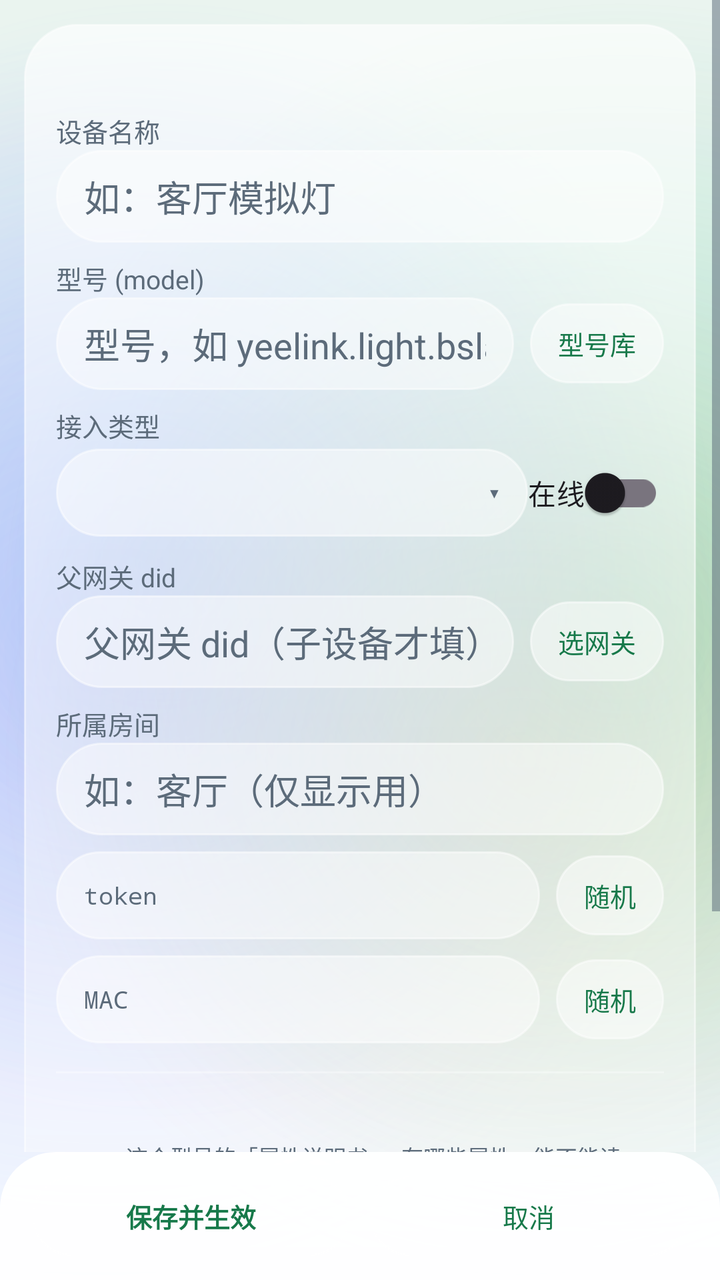
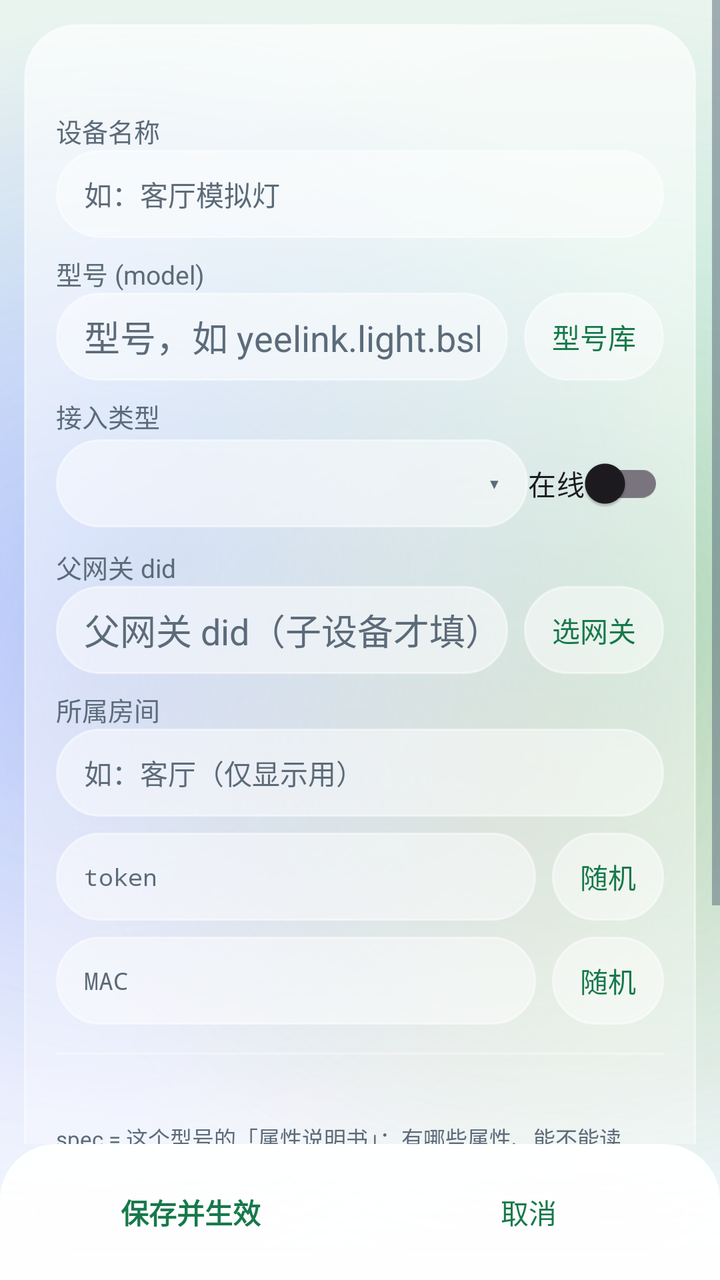

Two renders of the same Android screen: before a commit and after it. Below are the layout's source before the change and the commit's diff.
<!-- AndroidManifest.xml: application theme Theme.MijiaSim -->
<!-- res/layout/activity_device_edit.xml -->
<?xml version="1.0" encoding="utf-8"?>
<LinearLayout xmlns:android="http://schemas.android.com/apk/res/android"
    android:layout_width="match_parent"
    android:layout_height="match_parent"
    android:orientation="vertical">

    <ScrollView
        android:layout_width="match_parent"
        android:layout_height="0dp"
        android:layout_weight="1"
        android:fillViewport="true">

        <LinearLayout
            android:layout_width="match_parent"
            android:layout_height="wrap_content"
            android:layout_margin="12dp"
            android:background="@drawable/bg_glass_card_faint"
            android:orientation="vertical"
            android:padding="16dp">

            <TextView
                android:id="@+id/edit_did"
                android:layout_width="match_parent"
                android:layout_height="wrap_content"
                android:fontFamily="monospace"
                android:textColor="@color/ink_muted"
                android:textSize="13sp" />

            <TextView
                android:layout_width="match_parent"
                android:layout_height="wrap_content"
                android:paddingTop="10dp"
                android:text="@string/label_name"
                android:textColor="@color/ink_muted"
                android:textSize="13sp" />

            <EditText
                android:id="@+id/input_name"
                android:layout_width="match_parent"
                android:layout_height="wrap_content"
                android:background="@drawable/bg_glass_pill_input"
                android:hint="@string/hint_name"
                android:inputType="text"
                android:maxLines="1"
                android:minHeight="44dp"
                android:paddingLeft="14dp"
                android:paddingTop="10dp"
                android:paddingRight="14dp"
                android:paddingBottom="10dp"
                android:textColor="@color/ink"
                android:textColorHint="@color/ink_muted" />

            <TextView
                android:layout_width="match_parent"
                android:layout_height="wrap_content"
                android:paddingTop="8dp"
                android:text="@string/label_model"
                android:textColor="@color/ink_muted"
                android:textSize="13sp" />

            <LinearLayout
                android:layout_width="match_parent"
                android:layout_height="wrap_content"
                android:gravity="center_vertical"
                android:orientation="horizontal">

                <EditText
                    android:id="@+id/input_model"
                    android:layout_width="0dp"
                    android:layout_height="wrap_content"
                    android:layout_weight="1"
                    android:background="@drawable/bg_glass_pill_input"
                    android:hint="@string/hint_model"
                    android:inputType="text"
                    android:maxLines="1"
                    android:minHeight="44dp"
                    android:paddingLeft="14dp"
                    android:paddingTop="10dp"
                    android:paddingRight="14dp"
                    android:paddingBottom="10dp"
                    android:textColor="@color/ink"
                    android:textColorHint="@color/ink_muted" />

                <Button
                    android:id="@+id/btn_pick_model"
                    style="@style/Widget.MijiaSim.Button.Pill"
                    android:layout_width="wrap_content"
                    android:layout_height="wrap_content"
                    android:layout_marginStart="8dp"
                    android:text="@string/action_pick_model" />
            </LinearLayout>

            <TextView
                android:layout_width="match_parent"
                android:layout_height="wrap_content"
                android:paddingTop="8dp"
                android:text="@string/label_type"
                android:textColor="@color/ink_muted"
                android:textSize="13sp" />

            <LinearLayout
                android:layout_width="match_parent"
                android:layout_height="wrap_content"
                android:gravity="center_vertical"
                android:orientation="horizontal">

                
                <FrameLayout
                    android:layout_width="0dp"
                    android:layout_height="44dp"
                    android:layout_weight="1"
                    android:background="@drawable/bg_glass_pill_input">

                    <Spinner
                        android:id="@+id/spinner_type"
                        android:layout_width="match_parent"
                        android:layout_height="44dp"
                        android:background="@null"
                        android:paddingStart="16dp"
                        android:paddingEnd="34dp" />

                    <TextView
                        android:layout_width="34dp"
                        android:layout_height="44dp"
                        android:layout_gravity="end"
                        android:gravity="center"
                        android:text="@string/status_arrow_open"
                        android:textColor="@color/ink_muted"
                        android:textSize="14sp" />
                </FrameLayout>

                <androidx.appcompat.widget.SwitchCompat
                    android:id="@+id/switch_online"
                    android:layout_width="wrap_content"
                    android:layout_height="wrap_content"
                    android:text="@string/label_online" />
            </LinearLayout>

            <TextView
                android:id="@+id/label_parent_row"
                android:layout_width="match_parent"
                android:layout_height="wrap_content"
                android:paddingTop="8dp"
                android:text="@string/label_parent_gateway"
                android:textColor="@color/ink_muted"
                android:textSize="13sp" />

            <LinearLayout
                android:id="@+id/parent_row"
                android:layout_width="match_parent"
                android:layout_height="wrap_content"
                android:gravity="center_vertical"
                android:orientation="horizontal">

                <EditText
                    android:id="@+id/input_parent_did"
                    android:layout_width="0dp"
                    android:layout_height="wrap_content"
                    android:layout_weight="1"
                    android:background="@drawable/bg_glass_pill_input"
                    android:hint="@string/hint_parent_did"
                    android:inputType="number"
                    android:maxLines="1"
                    android:minHeight="44dp"
                    android:paddingLeft="14dp"
                    android:paddingTop="10dp"
                    android:paddingRight="14dp"
                    android:paddingBottom="10dp"
                    android:textColor="@color/ink"
                    android:textColorHint="@color/ink_muted" />

                <Button
                    android:id="@+id/btn_pick_parent"
                    style="@style/Widget.MijiaSim.Button.Pill"
                    android:layout_width="wrap_content"
                    android:layout_height="wrap_content"
                    android:layout_marginStart="8dp"
                    android:text="@string/action_pick_gateway" />
            </LinearLayout>

            <TextView
                android:layout_width="match_parent"
                android:layout_height="wrap_content"
                android:paddingTop="8dp"
                android:text="@string/label_room"
                android:textColor="@color/ink_muted"
                android:textSize="13sp" />

            <EditText
                android:id="@+id/input_room"
                android:layout_width="match_parent"
                android:layout_height="wrap_content"
                android:background="@drawable/bg_glass_pill_input"
                android:hint="@string/hint_room"
                android:inputType="text"
                android:maxLines="1"
                android:minHeight="44dp"
                android:paddingLeft="14dp"
                android:paddingTop="10dp"
                android:paddingRight="14dp"
                android:paddingBottom="10dp"
                android:textColor="@color/ink"
                android:textColorHint="@color/ink_muted" />

            <LinearLayout
                android:layout_width="match_parent"
                android:layout_height="wrap_content"
                android:gravity="center_vertical"
                android:orientation="horizontal"
                android:paddingTop="8dp">

                <EditText
                    android:id="@+id/input_token"
                    android:layout_width="0dp"
                    android:layout_height="wrap_content"
                    android:layout_weight="1"
                    android:background="@drawable/bg_glass_pill_input"
                    android:fontFamily="monospace"
                    android:hint="@string/label_token"
                    android:inputType="textCapCharacters"
                    android:maxLines="1"
                    android:minHeight="44dp"
                    android:paddingLeft="14dp"
                    android:paddingTop="10dp"
                    android:paddingRight="14dp"
                    android:paddingBottom="10dp"
                    android:textColor="@color/ink"
                    android:textColorHint="@color/ink_muted"
                    android:textSize="12sp" />

                <Button
                    android:id="@+id/btn_token"
                    style="@style/Widget.MijiaSim.Button.Pill"
                    android:layout_width="wrap_content"
                    android:layout_height="wrap_content"
                    android:layout_marginStart="8dp"
                    android:text="@string/action_random" />
            </LinearLayout>

            <LinearLayout
                android:layout_width="match_parent"
                android:layout_height="wrap_content"
                android:gravity="center_vertical"
                android:orientation="horizontal"
                android:paddingTop="8dp">

                <EditText
                    android:id="@+id/input_mac"
                    android:layout_width="0dp"
                    android:layout_height="wrap_content"
                    android:layout_weight="1"
                    android:background="@drawable/bg_glass_pill_input"
                    android:fontFamily="monospace"
                    android:hint="@string/label_mac"
                    android:inputType="textCapCharacters"
                    android:maxLines="1"
                    android:minHeight="44dp"
                    android:paddingLeft="14dp"
                    android:paddingTop="10dp"
                    android:paddingRight="14dp"
                    android:paddingBottom="10dp"
                    android:textColor="@color/ink"
                    android:textColorHint="@color/ink_muted"
                    android:textSize="12sp" />

                <Button
                    android:id="@+id/btn_mac"
                    style="@style/Widget.MijiaSim.Button.Pill"
                    android:layout_width="wrap_content"
                    android:layout_height="wrap_content"
                    android:layout_marginStart="8dp"
                    android:text="@string/action_random" />
            </LinearLayout>

            <View
                android:layout_width="match_parent"
                android:layout_height="1dp"
                android:layout_marginTop="14dp"
                android:layout_marginBottom="14dp"
                android:background="@color/glass_stroke_soft" />

            <TextView
                android:id="@+id/spec_summary"
                android:layout_width="match_parent"
                android:layout_height="wrap_content"
                android:textColor="@color/ink"
                android:textSize="13sp" />

            
            <TextView
                android:layout_width="match_parent"
                android:layout_height="wrap_content"
                android:paddingTop="2dp"
                android:text="@string/hint_spec_what"
                android:textColor="@color/ink_muted"
                android:textSize="11sp" />

            <LinearLayout
                android:layout_width="match_parent"
                android:layout_height="wrap_content"
                android:layout_marginTop="4dp"
                android:gravity="center_vertical"
                android:orientation="horizontal">

                <Button
                    android:id="@+id/btn_fetch_spec"
                    style="@style/Widget.MijiaSim.Button.Pill"
                    android:layout_width="wrap_content"
                    android:layout_height="wrap_content"
                    android:text="@string/action_fetch_spec_online" />

                <Button
                    android:id="@+id/btn_reset_state"
                    style="@style/Widget.MijiaSim.Button.Pill"
                    android:layout_width="wrap_content"
                    android:layout_height="wrap_content"
                    android:layout_marginStart="8dp"
                    android:text="@string/action_reset_state" />
            </LinearLayout>

            <TextView
                android:layout_width="match_parent"
                android:layout_height="wrap_content"
                android:paddingTop="12dp"
                android:text="@string/label_props"
                android:textColor="@color/ink"
                android:textSize="15sp"
                android:textStyle="bold" />

            <LinearLayout
                android:id="@+id/prop_container"
                android:layout_width="match_parent"
                android:layout_height="wrap_content"
                android:orientation="vertical" />

        </LinearLayout>
    </ScrollView>

    
    <LinearLayout
        android:id="@+id/bottom_action_bar"
        android:layout_width="match_parent"
        android:layout_height="wrap_content"
        android:background="@drawable/bg_glass_bar_bottom"
        android:elevation="10dp"
        android:gravity="center_vertical"
        android:orientation="horizontal"
        android:paddingStart="16dp"
        android:paddingTop="12dp"
        android:paddingEnd="16dp"
        android:paddingBottom="12dp">

        <Button
            android:id="@+id/btn_save"
            style="@style/Widget.MijiaSim.Button.Primary"
            android:layout_width="0dp"
            android:layout_height="wrap_content"
            android:layout_weight="1"
            android:text="@string/action_save" />

        <Button
            android:id="@+id/btn_cancel"
            style="@style/Widget.MijiaSim.Button.Pill"
            android:layout_width="0dp"
            android:layout_height="wrap_content"
            android:layout_marginStart="10dp"
            android:layout_weight="1"
            android:text="@string/action_cancel" />
    </LinearLayout>
</LinearLayout>
<!-- resources referenced by this layout -->
<resources>
  <color name="glass_stroke_soft">#4DFFFFFF</color>
  <color name="ink">#FF1B1F24</color>
  <color name="ink_muted">#FF5C6B7A</color>
  <string name="action_cancel">取消</string>
  <string name="action_fetch_spec_online">在线取 spec</string>
  <string name="action_pick_gateway">选网关</string>
  <string name="action_pick_model">型号库</string>
  <string name="action_random">随机</string>
  <string name="action_reset_state">重置实时状态</string>
  <string name="action_save">保存并生效</string>
  <string name="hint_model">型号，如 yeelink.light.bslamp2</string>
  <string name="hint_name">如：客厅模拟灯</string>
  <string name="hint_parent_did">父网关 did（子设备才填）</string>
  <string name="hint_room">如：客厅（仅显示用）</string>
  <string name="hint_spec_what">spec = 这个型号的「属性说明书」：有哪些属性、能不能读写、取值范围、每个枚举值什么意思。
          面板和下面的属性初值都照它来；属性名显示成「中文(英文)」，官方没给中文的才只留英文。</string>
  <string name="label_mac">MAC</string>
  <string name="label_model">型号 (model)</string>
  <string name="label_name">设备名称</string>
  <string name="label_online">在线</string>
  <string name="label_parent_gateway">父网关 did</string>
  <string name="label_props">属性初值</string>
  <string name="label_room">所属房间</string>
  <string name="label_token">token</string>
  <string name="label_type">接入类型</string>
  <string name="status_arrow_open">▾</string>
  <style name="Widget.MijiaSim.Button.Primary" parent="Widget.MijiaSim.Button.Pill">
          <item name="android:textStyle">bold</item>
      </style>
  <color name="bar_top">#F2FFFFFF</color>
  <color name="bar_bottom">#D9FFFFFF</color>
  <color name="glass_stroke">#80FFFFFF</color>
  <color name="glass_card_faint_bottom">#3DFFFFFF</color>
  <color name="glass_card_faint_top">#A6FFFFFF</color>
  <color name="pill_fill">#80FFFFFF</color>
  <color name="accent">#FF2bb673</color>
  <color name="pill_disabled">#40FFFFFF</color>
  <color name="accent_deep">#FF17794A</color>
  <color name="liquid_sky">#FFF3F8FF</color>
  <color name="pill_pressed">#B3FFFFFF</color>
  <color name="liquid_mist">#FFEAF4EF</color>
  <color name="blob_mint">#552BB673</color>
  <color name="blob_blue">#4D4C9AFF</color>
  <color name="blob_violet">#3D8E7CFF</color>
  <color name="blob_amber">#2EF2A33C</color>
  <style name="TextAppearance.MijiaSim.ActionBar.Subtitle" parent="TextAppearance.AppCompat.Widget.ActionBar.Subtitle">
          <item name="android:textColor">@color/ink_muted</item>
      </style>
  <color name="dialog_fill">#F7FFFFFF</color>
  <color name="popup_bottom">#FFF6FAFF</color>
  <color name="popup_top">#FFFFFFFF</color>
  <color name="glass_divider">#14000000</color>
  <!-- unchanged entries left out for length: 16 -->
</resources>

<!-- the commit's change to res/layout/activity_device_edit.xml (unified diff, before → after) -->
@@ -37,18 +37,17 @@
             <EditText
                 android:id="@+id/input_name"
                 android:layout_width="match_parent"
-                android:layout_height="wrap_content"
+                android:layout_height="44dp"
                 android:background="@drawable/bg_glass_pill_input"
+                android:gravity="center_vertical"
                 android:hint="@string/hint_name"
                 android:inputType="text"
                 android:maxLines="1"
-                android:minHeight="44dp"
                 android:paddingLeft="14dp"
-                android:paddingTop="10dp"
                 android:paddingRight="14dp"
-                android:paddingBottom="10dp"
                 android:textColor="@color/ink"
-                android:textColorHint="@color/ink_muted" />
+                android:textColorHint="@color/ink_muted"
+                android:textSize="14sp" />
 
             <TextView
                 android:layout_width="match_parent"
@@ -67,17 +66,16 @@
                 <EditText
                     android:id="@+id/input_model"
                     android:layout_width="0dp"
-                    android:layout_height="wrap_content"
+                    android:layout_height="44dp"
                     android:layout_weight="1"
                     android:background="@drawable/bg_glass_pill_input"
+                    android:gravity="center_vertical"
                     android:hint="@string/hint_model"
                     android:inputType="text"
                     android:maxLines="1"
                     android:minHeight="44dp"
                     android:paddingLeft="14dp"
-                    android:paddingTop="10dp"
                     android:paddingRight="14dp"
-                    android:paddingBottom="10dp"
                     android:textColor="@color/ink"
                     android:textColorHint="@color/ink_muted" />
 
@@ -85,7 +83,8 @@
                     android:id="@+id/btn_pick_model"
                     style="@style/Widget.MijiaSim.Button.Pill"
                     android:layout_width="wrap_content"
-                    android:layout_height="wrap_content"
+                    android:layout_height="44dp"
+                    android:textSize="14sp"
                     android:layout_marginStart="8dp"
                     android:text="@string/action_pick_model" />
             </LinearLayout>
@@ -155,17 +154,16 @@
                 <EditText
                     android:id="@+id/input_parent_did"
                     android:layout_width="0dp"
-                    android:layout_height="wrap_content"
+                    android:layout_height="44dp"
                     android:layout_weight="1"
                     android:background="@drawable/bg_glass_pill_input"
+                    android:gravity="center_vertical"
                     android:hint="@string/hint_parent_did"
                     android:inputType="number"
                     android:maxLines="1"
                     android:minHeight="44dp"
                     android:paddingLeft="14dp"
-                    android:paddingTop="10dp"
                     android:paddingRight="14dp"
-                    android:paddingBottom="10dp"
                     android:textColor="@color/ink"
                     android:textColorHint="@color/ink_muted" />
 
@@ -173,7 +171,8 @@
                     android:id="@+id/btn_pick_parent"
                     style="@style/Widget.MijiaSim.Button.Pill"
                     android:layout_width="wrap_content"
-                    android:layout_height="wrap_content"
+                    android:layout_height="44dp"
+                    android:textSize="14sp"
                     android:layout_marginStart="8dp"
                     android:text="@string/action_pick_gateway" />
             </LinearLayout>
@@ -189,18 +188,17 @@
             <EditText
                 android:id="@+id/input_room"
                 android:layout_width="match_parent"
-                android:layout_height="wrap_content"
+                android:layout_height="44dp"
                 android:background="@drawable/bg_glass_pill_input"
+                android:gravity="center_vertical"
                 android:hint="@string/hint_room"
                 android:inputType="text"
                 android:maxLines="1"
-                android:minHeight="44dp"
                 android:paddingLeft="14dp"
-                android:paddingTop="10dp"
                 android:paddingRight="14dp"
-                android:paddingBottom="10dp"
                 android:textColor="@color/ink"
-                android:textColorHint="@color/ink_muted" />
+                android:textColorHint="@color/ink_muted"
+                android:textSize="14sp" />
 
             <LinearLayout
                 android:layout_width="match_parent"
@@ -212,18 +210,17 @@
                 <EditText
                     android:id="@+id/input_token"
                     android:layout_width="0dp"
-                    android:layout_height="wrap_content"
+                    android:layout_height="44dp"
                     android:layout_weight="1"
                     android:background="@drawable/bg_glass_pill_input"
+                    android:gravity="center_vertical"
                     android:fontFamily="monospace"
                     android:hint="@string/label_token"
                     android:inputType="textCapCharacters"
                     android:maxLines="1"
                     android:minHeight="44dp"
                     android:paddingLeft="14dp"
-                    android:paddingTop="10dp"
                     android:paddingRight="14dp"
-                    android:paddingBottom="10dp"
                     android:textColor="@color/ink"
                     android:textColorHint="@color/ink_muted"
                     android:textSize="12sp" />
@@ -232,7 +229,8 @@
                     android:id="@+id/btn_token"
                     style="@style/Widget.MijiaSim.Button.Pill"
                     android:layout_width="wrap_content"
-                    android:layout_height="wrap_content"
+                    android:layout_height="44dp"
+                    android:textSize="14sp"
                     android:layout_marginStart="8dp"
                     android:text="@string/action_random" />
             </LinearLayout>
@@ -247,18 +245,17 @@
                 <EditText
                     android:id="@+id/input_mac"
                     android:layout_width="0dp"
-                    android:layout_height="wrap_content"
+                    android:layout_height="44dp"
                     android:layout_weight="1"
                     android:background="@drawable/bg_glass_pill_input"
+                    android:gravity="center_vertical"
                     android:fontFamily="monospace"
                     android:hint="@string/label_mac"
                     android:inputType="textCapCharacters"
                     android:maxLines="1"
                     android:minHeight="44dp"
                     android:paddingLeft="14dp"
-                    android:paddingTop="10dp"
                     android:paddingRight="14dp"
-                    android:paddingBottom="10dp"
                     android:textColor="@color/ink"
                     android:textColorHint="@color/ink_muted"
                     android:textSize="12sp" />
@@ -267,7 +264,8 @@
                     android:id="@+id/btn_mac"
                     style="@style/Widget.MijiaSim.Button.Pill"
                     android:layout_width="wrap_content"
-                    android:layout_height="wrap_content"
+                    android:layout_height="44dp"
+                    android:textSize="14sp"
                     android:layout_marginStart="8dp"
                     android:text="@string/action_random" />
             </LinearLayout>
@@ -306,14 +304,16 @@
                     android:id="@+id/btn_fetch_spec"
                     style="@style/Widget.MijiaSim.Button.Pill"
                     android:layout_width="wrap_content"
-                    android:layout_height="wrap_content"
+                    android:layout_height="44dp"
+                    android:textSize="14sp"
                     android:text="@string/action_fetch_spec_online" />
 
                 <Button
                     android:id="@+id/btn_reset_state"
                     style="@style/Widget.MijiaSim.Button.Pill"
                     android:layout_width="wrap_content"
-                    android:layout_height="wrap_content"
+                    android:layout_height="44dp"
+                    android:textSize="14sp"
                     android:layout_marginStart="8dp"
                     android:text="@string/action_reset_state" />
             </LinearLayout>
@@ -350,21 +350,26 @@
         android:paddingEnd="16dp"
         android:paddingBottom="12dp">
 
+        
         <Button
             android:id="@+id/btn_save"
             style="@style/Widget.MijiaSim.Button.Primary"
             android:layout_width="0dp"
-            android:layout_height="wrap_content"
+            android:layout_height="44dp"
             android:layout_weight="1"
-            android:text="@string/action_save" />
+            android:background="@drawable/bg_glass_input_button"
+            android:text="@string/action_save"
+            android:textSize="14sp" />
 
         <Button
             android:id="@+id/btn_cancel"
             style="@style/Widget.MijiaSim.Button.Pill"
             android:layout_width="0dp"
-            android:layout_height="wrap_content"
+            android:layout_height="44dp"
             android:layout_marginStart="10dp"
             android:layout_weight="1"
-            android:text="@string/action_cancel" />
+            android:background="@drawable/bg_glass_input_button"
+            android:text="@string/action_cancel"
+            android:textSize="14sp" />
     </LinearLayout>
 </LinearLayout>
<!-- resource entries referenced after the edit -->
@@ -3,6 +3,39 @@
   <color name="glass_stroke_soft">#4DFFFFFF</color>
   <color name="ink">#FF1B1F24</color>
   <color name="ink_muted">#FF5C6B7A</color>
+  <!-- drawable bg_glass_input_button (drawable) -->
+  <?xml version="1.0" encoding="utf-8"?>
+  <selector xmlns:android="http://schemas.android.com/apk/res/android">
+      <item
+          android:state_enabled="true"
+          android:state_pressed="true">
+          <shape android:shape="rectangle">
+              <solid android:color="@color/pill_pressed" />
+              <corners android:radius="18dp" />
+              <stroke
+                  android:width="1dp"
+                  android:color="@color/glass_stroke" />
+          </shape>
+      </item>
+      <item android:state_enabled="false">
+          <shape android:shape="rectangle">
+              <solid android:color="@color/pill_disabled" />
+              <corners android:radius="18dp" />
+              <stroke
+                  android:width="1dp"
+                  android:color="@color/glass_stroke_soft" />
+          </shape>
+      </item>
+      <item>
+          <shape android:shape="rectangle">
+              <solid android:color="@color/glass_input_fill" />
+              <corners android:radius="18dp" />
+              <stroke
+                  android:width="1dp"
+                  android:color="@color/glass_stroke_soft" />
+          </shape>
+      </item>
+  </selector>
   <string name="action_cancel">取消</string>
   <string name="action_fetch_spec_online">在线取 spec</string>
   <string name="action_pick_gateway">选网关</string>
@@ -37,6 +70,7 @@
   <color name="pill_fill">#80FFFFFF</color>
   <color name="accent">#FF2bb673</color>
   <color name="pill_disabled">#40FFFFFF</color>
+  <color name="glass_input_fill">#8CFFFFFF</color>
   <color name="accent_deep">#FF17794A</color>
   <color name="liquid_sky">#FFF3F8FF</color>
   <color name="pill_pressed">#B3FFFFFF</color>
